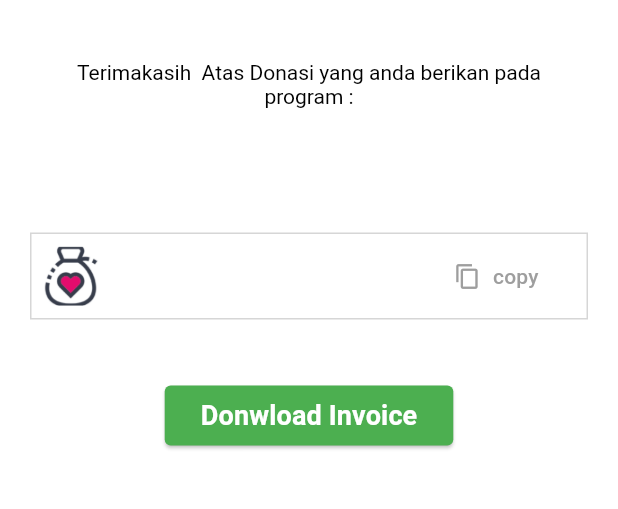
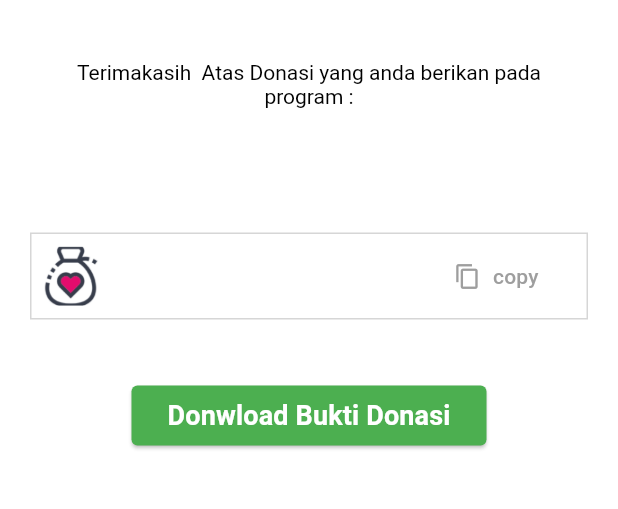
Before and after one commit to WillyFaq/Sedekah_Rombongan_Fluuter, a Flutter app: the ThankPage screen opened directly with empty values, on a phone screen of 412 x 824 dp, the part 240-749 px from its top. Run offline on Flutter 3.47's test engine with Material 3 defaults, Android fonts, the light colour scheme and no system bars; our stand-ins replace cached_network_image, carousel_slider, convex_bottom_bar, flutter_masked_text2, flutter_riverpod, flutter_widget_from_html and 8 more; accounts and stored records are empty; generated files the repository leaves out were written again; network calls fail; project files that could hold a hidden picture were left out.

Commit message:
set minimum donation, change invoice name, disabled doned project

```diff
--- a/lib/core/constants/server_constant.dart
+++ b/lib/core/constants/server_constant.dart
@@ -2,5 +2,5 @@
 
 class ServerConstant {
   // static String serverURL = 'http://10.0.2.2:8000';
-  static String serverURL = 'http://192.168.1.5:8000';
+  static String serverURL = 'http://192.168.1.6:8000';
 }
--- a/lib/features/program/view/pages/thank_page.dart
+++ b/lib/features/program/view/pages/thank_page.dart
@@ -184,7 +184,7 @@ class ThankPage extends ConsumerWidget {
           ),
           backgroundColor: Pallete.greenColor),
       child: const Text(
-        "Donwload Invoice",
+        "Donwload Bukti Donasi",
         style: TextStyle(
           color: Pallete.whiteColor,
           fontWeight: FontWeight.bold,
--- a/lib/features/program/view/widgets/donation_input.dart
+++ b/lib/features/program/view/widgets/donation_input.dart
@@ -79,7 +79,7 @@ class _DonationInputState extends State<DonationInput> {
                 return "nominal is missing!";
               }
               if (widget.jmlController.numberValue < 10000) {
-                return "Mohon maaf,";
+                return "Mohon Maaf minimal donasi 10.000,";
               }
               return null;
             },
```
Also changed, not shown: lib/features/program/view/pages/detail_program_page.dart (+7 -7 lines), lib/features/program/view/pages/donation_page.dart (+6 -1 lines).
